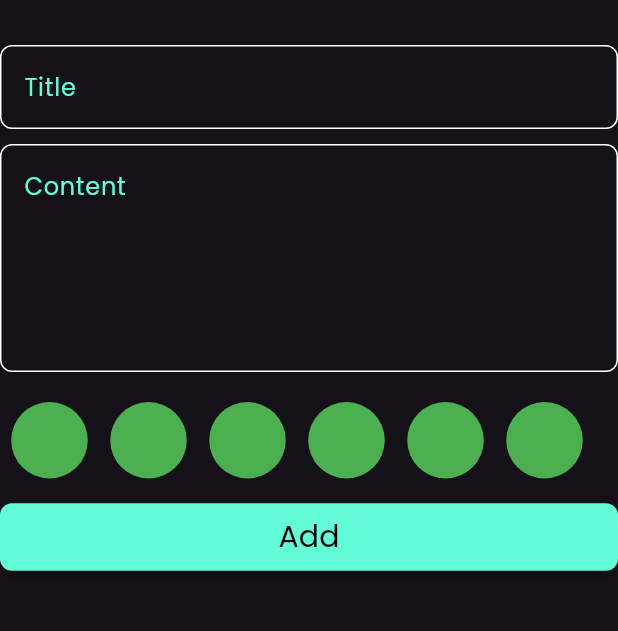
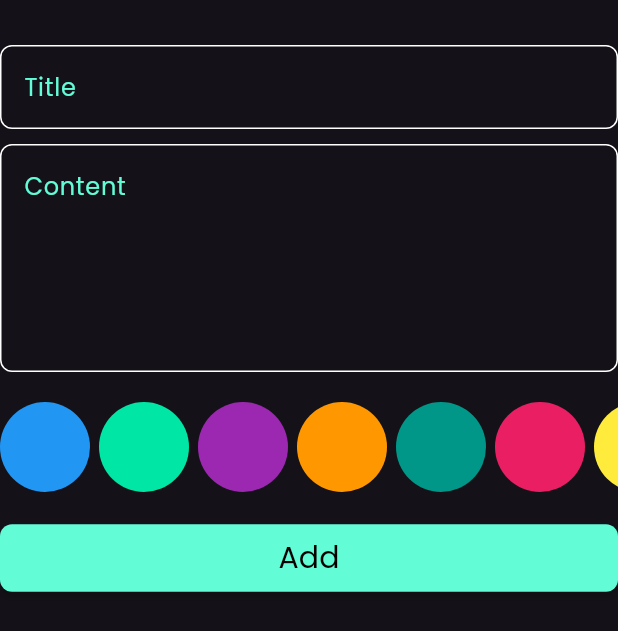
Before and after one commit to mahmoud123asd/NotesApp, a Flutter app: the AddNoteForm widget shown alone on an empty page, opened directly, on a phone screen of 412 x 824 dp. Shown: the top 631 px of the screen. Run offline on Flutter 3.47's test engine with Material 3 defaults, Android fonts, the phone set to English and light mode, and no system bars; our stand-ins replace flutter_bloc, hive, hive_flutter; accounts and stored records are empty.

Commit message:
edit color list view

```diff
--- a/lib/widgets/add_note_form.dart
+++ b/lib/widgets/add_note_form.dart
@@ -48,9 +48,9 @@ class _AddNoteFormState extends State<AddNoteForm> {
           SizedBox(
             height: 20,
           ),
+          ColorListView(),
           SizedBox(
-            height: 33 * 2,
-            child: ColorListView(),
+            height: 20,
           ),
           CustomButton(
             ontap: () {
--- a/lib/widgets/color_item.dart
+++ b/lib/widgets/color_item.dart
@@ -1,13 +1,23 @@
 import 'package:flutter/material.dart';
 
 class ColorItem extends StatelessWidget {
-  const ColorItem({super.key});
-
+  final bool isActive;
+  final Color color;
+  const ColorItem({super.key, required this.isActive, required this.color});
   @override
   Widget build(BuildContext context) {
-    return CircleAvatar(
-      radius: 33,
-      backgroundColor: Colors.green,
-    );
+    return (isActive)
+        ? CircleAvatar(
+            radius: 30,
+            backgroundColor: Colors.white,
+            child: CircleAvatar(
+              radius: 26,
+              backgroundColor: color,
+            ),
+          )
+        : CircleAvatar(
+            radius: 30,
+            backgroundColor: color,
+          );
   }
 }
--- a/lib/widgets/color_list_view.dart
+++ b/lib/widgets/color_list_view.dart
@@ -1,18 +1,47 @@
 import 'package:flutter/material.dart';
 import 'package:notes_app/widgets/color_item.dart';
 
-class ColorListView extends StatelessWidget {
+class ColorListView extends StatefulWidget {
   const ColorListView({super.key});
 
   @override
+  State<ColorListView> createState() => _ColorListViewState();
+}
+
+class _ColorListViewState extends State<ColorListView> {
+  int? currentIndex;
+  List<Color> colors = [
+    Color(0xFF2196F3),
+    Color(0xFF00E6A4),
+    Color(0xFF9C27B0),
+    Color(0xFFFF9800),
+    Color(0xFF009688),
+    Color(0xFFE91E63),
+    Color(0xFFFFEB3B),
+  ];
+  @override
   Widget build(BuildContext context) {
-    return ListView.builder(
-      itemCount: 6,
-      padding: EdgeInsets.only(bottom: 15),
-      scrollDirection: Axis.horizontal,
-      itemBuilder: (BuildContext context, int index) {
-        return ColorItem();
-      },
+    return SizedBox(
+      height: 30 * 2,
+      child: ListView.builder(
+        itemCount: colors.length,
+        scrollDirection: Axis.horizontal,
+        itemBuilder: (BuildContext context, int index) {
+          return GestureDetector(
+            onTap: () {
+              currentIndex = index;
+              setState(() {});
+            },
+            child: Padding(
+              padding: const EdgeInsets.only(right: 6),
+              child: ColorItem(
+                color: colors[index],
+                isActive: currentIndex == index,
+              ),
+            ),
+          );
+        },
+      ),
     );
   }
 }
```
